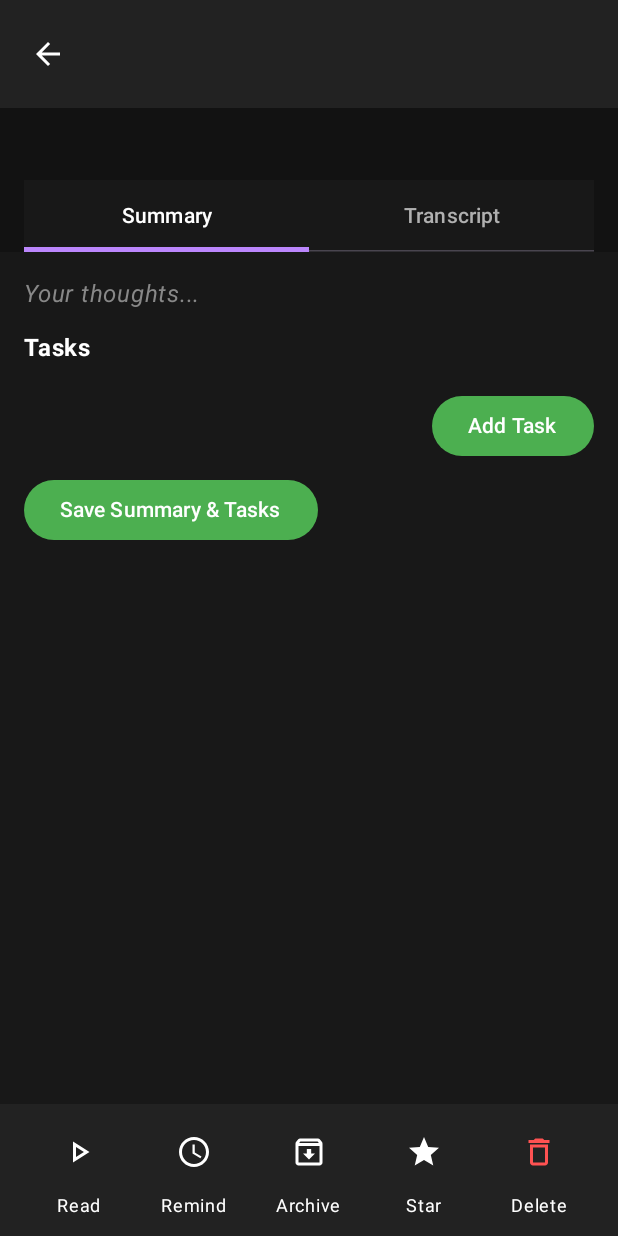
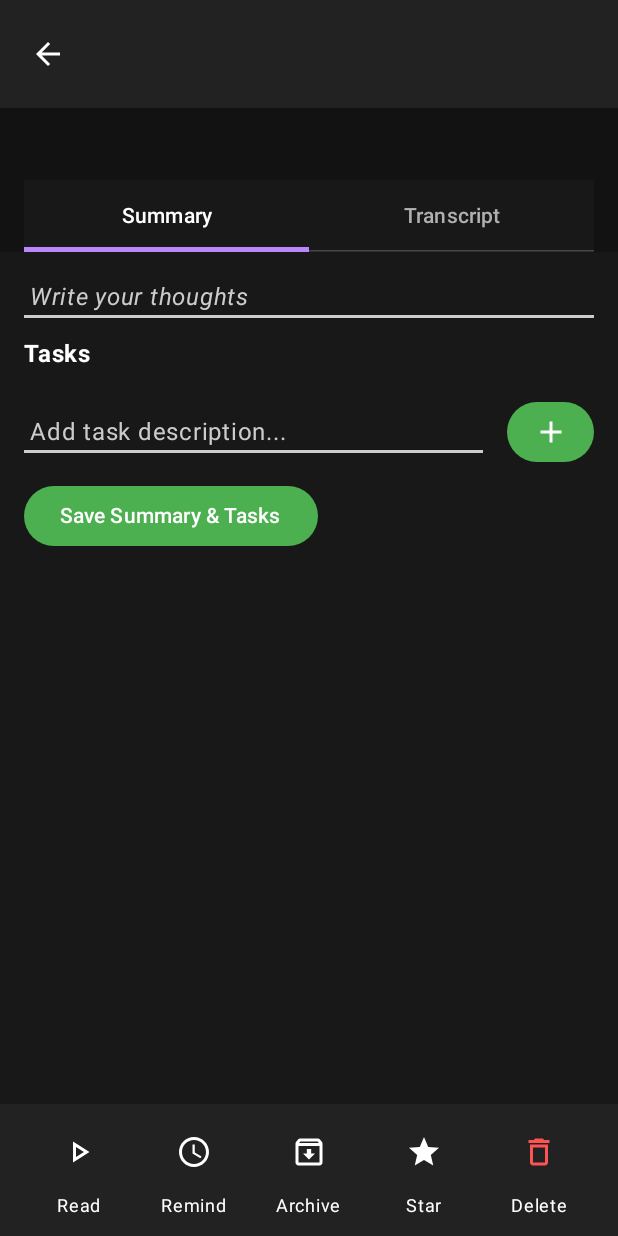
Before and after one commit to SekeNikola/EchoNote, an Android app built with Jetpack Compose: the composable NoteDetailScreen called with empty values, on a phone screen of 412 x 824 dp. Run offline under Robolectric (Android 15) with nearby library versions, the phone set to English and light mode, and no system bars; our stand-ins replace livedata-compose.

Commit message:
UI improvements: consistent input fields, placeholder and border updates, white cursor, spacing tweaks

```diff
--- a/app/build.gradle.kts
+++ b/app/build.gradle.kts
@@ -61,7 +61,8 @@ dependencies {
         implementation("androidx.lifecycle:lifecycle-runtime-ktx:2.7.0")
         implementation("androidx.lifecycle:lifecycle-viewmodel-compose:2.7.0")
         implementation("androidx.navigation:navigation-compose:2.7.7")
-        implementation("androidx.compose.material:material-icons-extended:1.6.7")
+    implementation("androidx.compose.material:material-icons-extended:1.6.7")
+    implementation("androidx.compose.material:material:1.6.7")
         implementation("androidx.compose.runtime:runtime-livedata:1.6.7")
         debugImplementation("androidx.compose.ui:ui-tooling:1.6.7")
         debugImplementation("androidx.compose.ui:ui-test-manifest:1.6.7")
--- a/app/src/main/java/com/example/app/ui/NoteDetailScreen.kt
+++ b/app/src/main/java/com/example/app/ui/NoteDetailScreen.kt
@@ -12,6 +12,8 @@ import androidx.compose.foundation.text.BasicTextField
 import androidx.compose.foundation.verticalScroll
 import androidx.compose.material.icons.Icons
 import androidx.compose.material.icons.outlined.*
+
+import androidx.compose.ui.focus.onFocusChanged
 import androidx.compose.material3.*
 import androidx.compose.runtime.*
 import androidx.compose.runtime.livedata.observeAsState
@@ -187,27 +189,33 @@ fun NoteDetailScreen(
                                             modifier = Modifier.padding(bottom = 8.dp)
                                         )
                                     }
+                                    var isSummaryFocused by remember { mutableStateOf(false) }
+                                    Column(modifier = Modifier.fillMaxWidth()) {
+                                        Box {
                                             BasicTextField(
                                                 value = editableText,
                                                 onValueChange = { editableText = it },
-                                        textStyle = TextStyle(color = Color(0xFFB0B0B0), fontSize = 16.sp),
+                                                textStyle = TextStyle(color = Color.White, fontSize = 16.sp),
                                                 modifier = Modifier
                                                     .fillMaxWidth()
-                                            .background(Color.Transparent),
-                                        decorationBox = { innerTextField ->
-                                            Box(Modifier.fillMaxWidth()) {
-                                                if (editableText.isEmpty()) {
+                                                    .onFocusChanged { focusState -> isSummaryFocused = focusState.isFocused },
+                                                cursorBrush = androidx.compose.ui.graphics.SolidColor(Color.White)
+                                            )
+                                            if (editableText.isEmpty() && !isSummaryFocused) {
                                                 Text(
-                                                        text = "Your thoughts...",
-                                                        color = Color(0xFF888888),
+                                                    text = "Write your thoughts",
+                                                    color = Color.LightGray,
                                                     fontSize = 16.sp,
-                                                        fontStyle = androidx.compose.ui.text.font.FontStyle.Italic
+                                                    fontStyle = androidx.compose.ui.text.font.FontStyle.Italic,
+                                                    modifier = Modifier.padding(start = 4.dp, top = 2.dp)
                                                 )
                                             }
-                                                innerTextField()
                                         }
+                                        androidx.compose.material.Divider(
+                                            color = if (isSummaryFocused) Color(0xFF4CAF50) else Color.LightGray,
+                                            thickness = 2.dp
+                                        )
                                     }
-                                    )
                                     Spacer(modifier = Modifier.height(12.dp))
                                     // Editable checklist UI (if any tasks or always show)
                                     Text("Tasks", color = Color.White, fontWeight = FontWeight.Bold, fontSize = 16.sp, modifier = Modifier.padding(bottom = 8.dp))
@@ -244,20 +252,52 @@ fun NoteDetailScreen(
                                     }
                                     Spacer(modifier = Modifier.height(8.dp))
                                     Row(verticalAlignment = Alignment.CenterVertically) {
+                                        Box(modifier = Modifier.weight(1f)) {
+                                            val focusRequester = remember { androidx.compose.ui.focus.FocusRequester() }
+                                            var isFocused by remember { mutableStateOf(false) }
+                                            Column(modifier = Modifier.fillMaxWidth()) {
+                                                Box {
                                                     BasicTextField(
                                                         value = newTask,
                                                         onValueChange = { newTask = it },
                                                         textStyle = TextStyle(color = Color.White, fontSize = 16.sp),
-                                            modifier = Modifier.weight(1f)
+                                                        modifier = Modifier
+                                                            .fillMaxWidth()
+                                                            .onFocusChanged { focusState -> isFocused = focusState.isFocused },
+                                                        cursorBrush = androidx.compose.ui.graphics.SolidColor(Color.White)
                                                     )
-                                        Button(onClick = {
+                                                    if (newTask.isEmpty() && !isFocused) {
+                                                        Text(
+                                                            text = "Add task description...",
+                                                            color = Color.LightGray,
+                                                            fontSize = 16.sp,
+                                                            modifier = Modifier.padding(start = 4.dp, top = 2.dp)
+                                                        )
+                                                    }
+                                                }
+                                                androidx.compose.material.Divider(
+                                                    color = if (isFocused) Color(0xFF4CAF50) else Color.LightGray,
+                                                    thickness = 2.dp
+                                                )
+                                            }
+                                        }
+                                        Button(
+                                            onClick = {
                                                 if (newTask.isNotBlank()) {
                                                     editableTasks.add(newTask)
                                                     checkedStates.add(false)
                                                     newTask = ""
                                                 }
-                                        }, colors = ButtonDefaults.buttonColors(containerColor = Color(0xFF4CAF50))) {
-                                            Text("Add Task", color = Color.White)
+                                            },
+                                            colors = ButtonDefaults.buttonColors(containerColor = Color(0xFF4CAF50)),
+                                            contentPadding = PaddingValues(8.dp),
+                                            modifier = Modifier.padding(start = 16.dp)
+                                        ) {
+                                            Icon(
+                                                imageVector = Icons.Outlined.Add,
+                                                contentDescription = "Add Task",
+                                                tint = Color.White
+                                            )
                                         }
                                     }
                                     Spacer(modifier = Modifier.height(8.dp))
```
Also changed, not shown: app/src/main/java/com/example/app/data/TaskItemListConverter.kt (added), 239 other files. Lines whose indentation alone changed are shown as unchanged.
